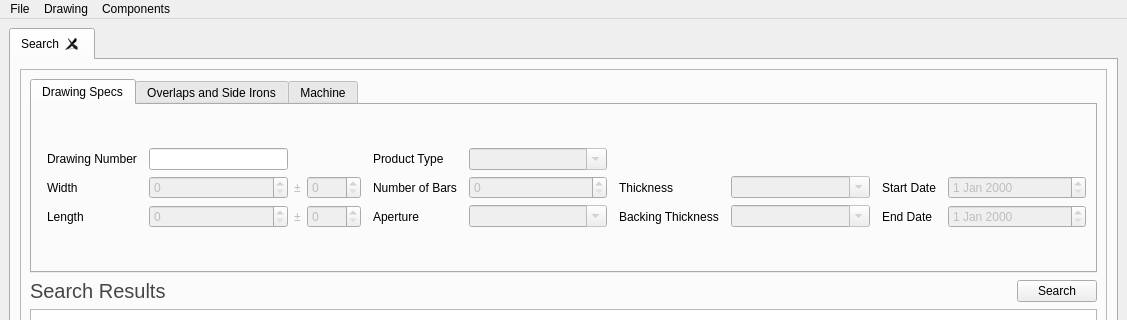
First picture: the form in ui/MainMenu.ui, repository matthew-sirman/database-manager, before the edit; both pictures show x 0 to 1127 and y 0 to 320 of the 1127 by 604 pixel window.
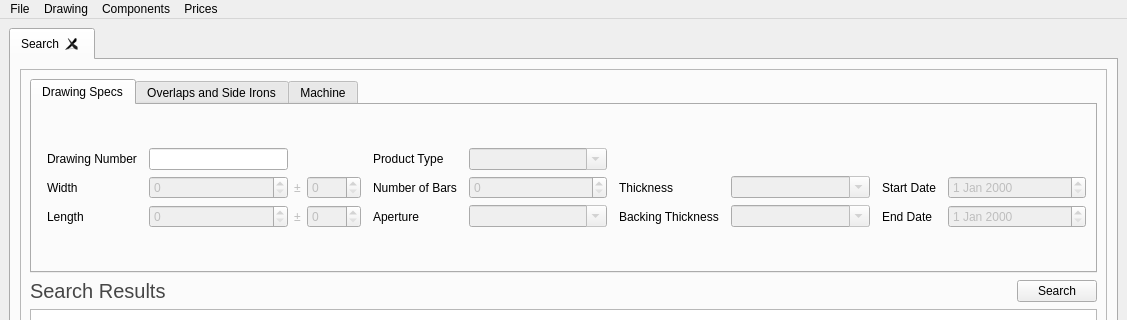
Second picture: the form after the edit. Custom widgets are drawn as their Qt base class.

Commit message:
Updated to C++20, added extra apertures and pricing.
Updated to C++20 and changed updated methods. Added an option to add an extra aperture to a drawing. Added ways to view pricing, update prices and delete prices.

```diff
--- a/ui/MainMenu.ui
+++ b/ui/MainMenu.ui
@@ -1258,9 +1258,18 @@
     <addaction name="componentsMenu_addSideIronAction"/>
     <addaction name="componentsMenu_addMaterialAction"/>
    </widget>
+   <widget class="QMenu" name="pricingMenu">
+    <property name="title">
+     <string>Prices</string>
+    </property>
+    <addaction name="pricingMenu_materialPricesAction"/>
+    <addaction name="pricingMenu_sideIronPricesAction"/>
+    <addaction name="pricingMenu_extraPricesAction"/>
+   </widget>
    <addaction name="fileMenu"/>
    <addaction name="drawingMenu"/>
    <addaction name="componentsMenu"/>
+   <addaction name="pricingMenu"/>
   </widget>
   <widget class="QStatusBar" name="statusbar"/>
   <action name="drawingMenu_addDrawingAction">
```
Left out of the diff: 21 changed lines with no effect on the pictures. The commit also changes 52 other files.
